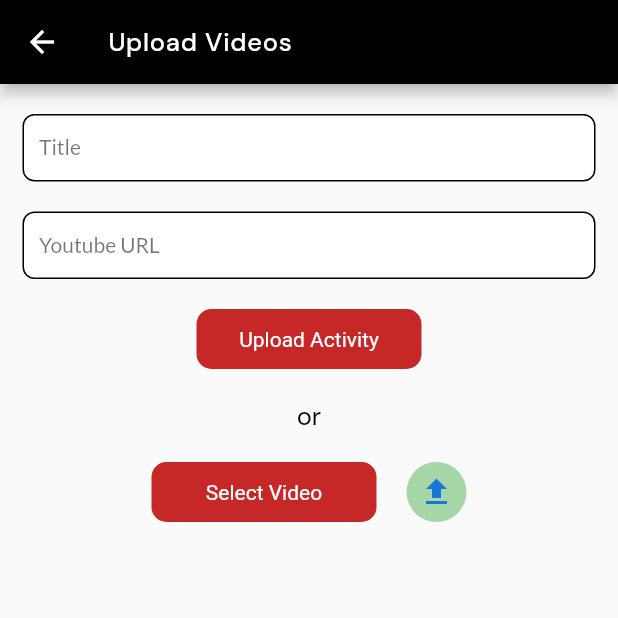
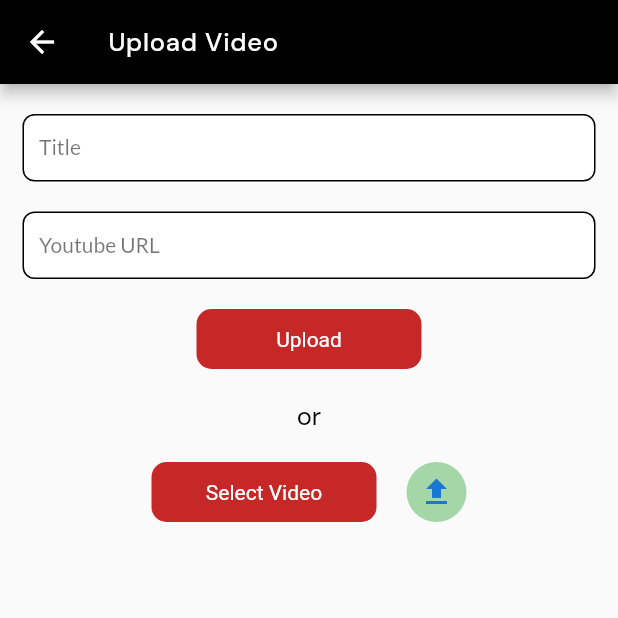
Before and after one commit to Smart-India-Hackathon-2022/SIH-NS1229, a Flutter app: the UploadVideo screen opened directly, on a phone screen of 412 x 824 dp, the top half of it. Run offline on Flutter 3.47's test engine with Material 2 defaults, Android fonts, the phone set to English and light mode, and no system bars; our stand-ins replace cloud_firestore, file_picker, firebase_auth, firebase_core, firebase_storage, get and 4 more; accounts and stored records are empty; network calls fail.

Commit message:
feat/updated ui

```diff
--- a/ns1229/lib/Admin/login.dart
+++ b/ns1229/lib/Admin/login.dart
@@ -62,7 +62,7 @@
               ),
             ),
             SizedBox(
-              height: 30,
+              height: 10,
             ),
             Text(
               "Please Enter Your e-mail and password",
--- a/ns1229/lib/Admin/uploadnewpress.dart
+++ b/ns1229/lib/Admin/uploadnewpress.dart
@@ -112,7 +112,7 @@
                 ),
                 child: Center(
                     child: Text(
-                  "Upload Activity",
+                  "Upload",
                   style: TextStyle(color: Colors.white),
                 )),
               ),
--- a/ns1229/lib/Admin/uploadvideo.dart
+++ b/ns1229/lib/Admin/uploadvideo.dart
@@ -26,7 +26,7 @@
         appBar: AppBar(
           backgroundColor: Colors.black,
           title: Text(
-            'Upload Videos',
+            'Upload Video',
             style: GoogleFonts.dmSans(
               textStyle: TextStyle(
                   color: Colors.white, fontSize: 17, letterSpacing: .5),
@@ -119,7 +119,7 @@
                   ),
                   child: Center(
                       child: Text(
-                    "Upload Activity",
+                    "Upload",
                     style: TextStyle(color: Colors.white),
                   )),
                 ),
--- a/ns1229/lib/main.dart
+++ b/ns1229/lib/main.dart
@@ -29,7 +29,7 @@
       theme: ThemeData(
         primarySwatch: Colors.blue,
       ),
-      home: const PIBLogin(),
+      home: const SplashScreen(),
     );
   }
 }
```
Also changed, not shown: ns1229/lib/Admin/loginscreen.dart (+3 -6 lines), ns1229/lib/homescreen.dart (+6 -11 lines).
